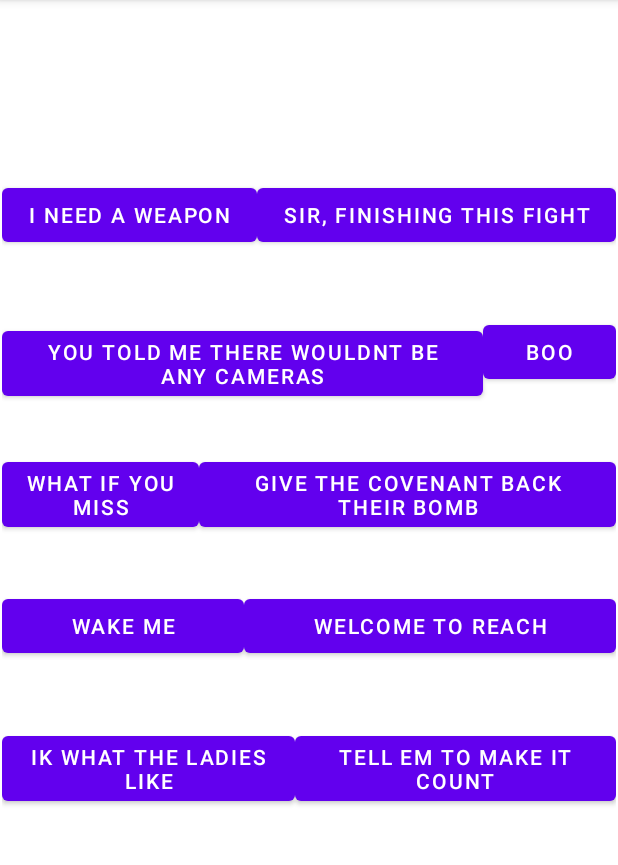
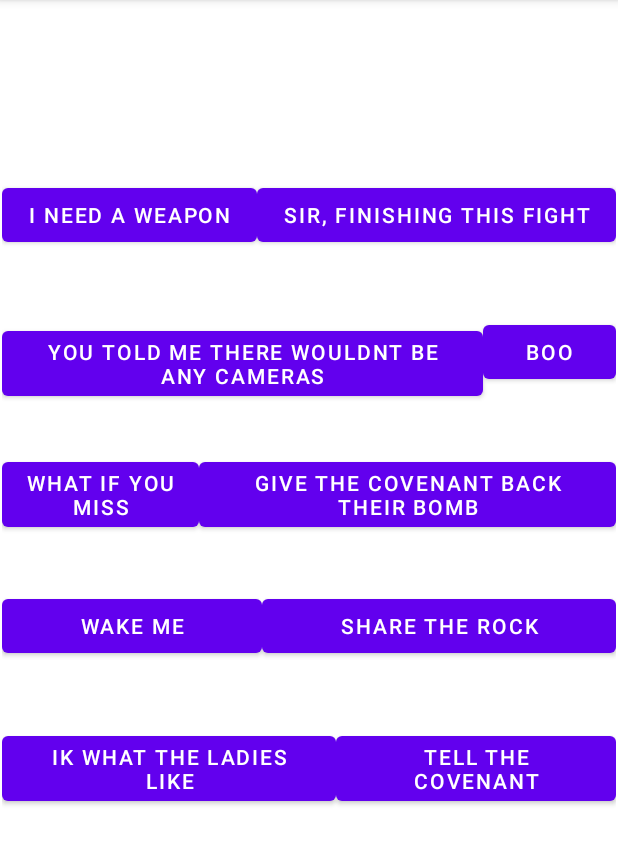
Before and after one commit to Tripleteam88/halo-soundboard-androidapp, an Android app: the screen it shows after launch (MainActivity), on a phone screen of 412 x 824 dp, the part 84-949 px from its top. Run offline under Robolectric (Android 15) with nearby library versions, the phone set to English and light mode, and no system bars.

Commit message:
Added assets

```diff
--- a/app/src/main/res/layout/activity_main.xml
+++ b/app/src/main/res/layout/activity_main.xml
@@ -100,7 +100,7 @@
                 android:layout_width="wrap_content"
                 android:layout_height="wrap_content"
                 android:layout_weight="1"
-                android:text="Welcome to Reach" />
+                android:text="Share the rock" />
         </LinearLayout>
 
         <LinearLayout
@@ -120,7 +120,7 @@
                 android:layout_width="wrap_content"
                 android:layout_height="wrap_content"
                 android:layout_weight="1"
-                android:text="Tell em to make it count" />
+                android:text="Tell the covenant" />
         </LinearLayout>
 
     </LinearLayout>
```
Also changed, not shown: 10 other files.
